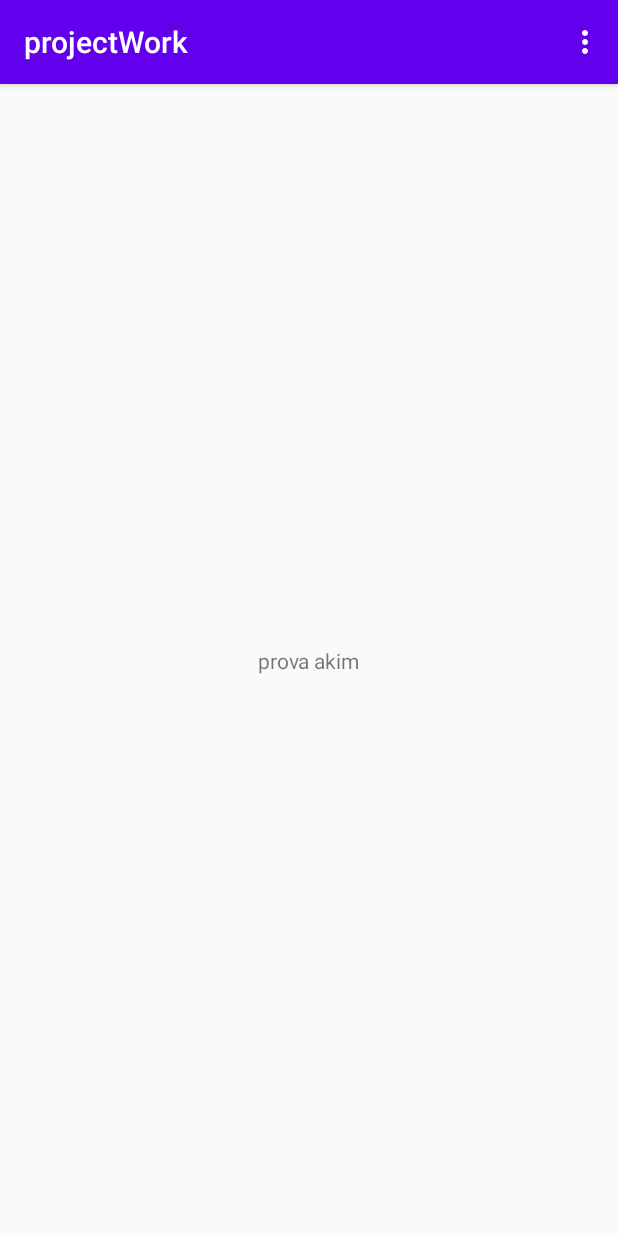
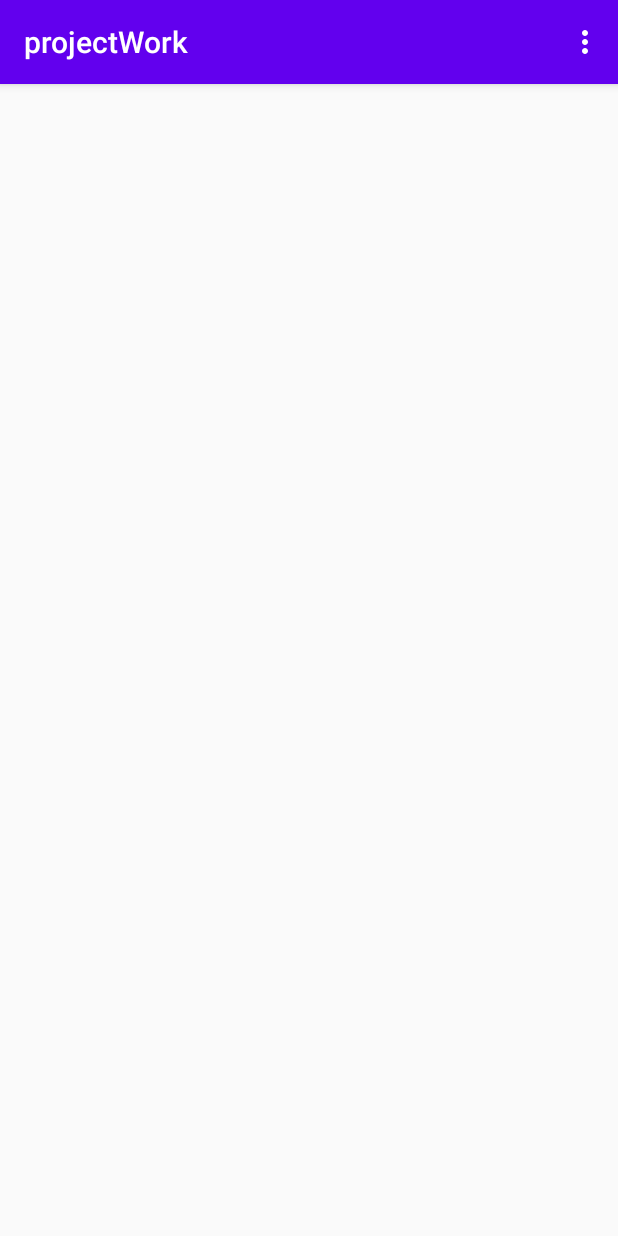
Before and after one commit to EmanueleVolpato/Project, an Android app: the screen it shows after launch (MainActivity), on a phone screen of 412 x 824 dp. Run offline under Robolectric (Android 15) with nearby library versions, the phone set to English and light mode, and no system bars.

Commit message:
tolta stringa

```diff
--- a/projectWork/app/src/main/res/layout/activity_main.xml
+++ b/projectWork/app/src/main/res/layout/activity_main.xml
@@ -4,16 +4,4 @@
     xmlns:tools="http://schemas.android.com/tools"
     android:layout_width="match_parent"
     android:layout_height="match_parent"
-    tools:context=".MainActivity">
-
-    <TextView
-        android:id="@+id/txt"
-        android:layout_width="wrap_content"
-        android:layout_height="wrap_content"
-        android:text="prova akim"
-        app:layout_constraintBottom_toBottomOf="parent"
-        app:layout_constraintLeft_toLeftOf="parent"
-        app:layout_constraintRight_toRightOf="parent"
-        app:layout_constraintTop_toTopOf="parent" />
-
-</androidx.constraintlayout.widget.ConstraintLayout>
+    tools:context=".MainActivity"/>
```
